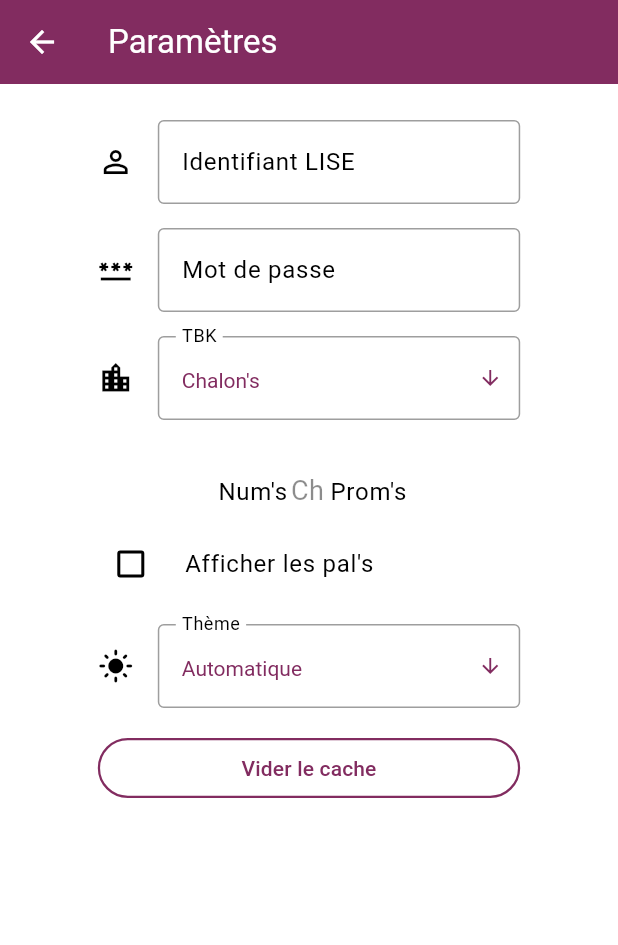
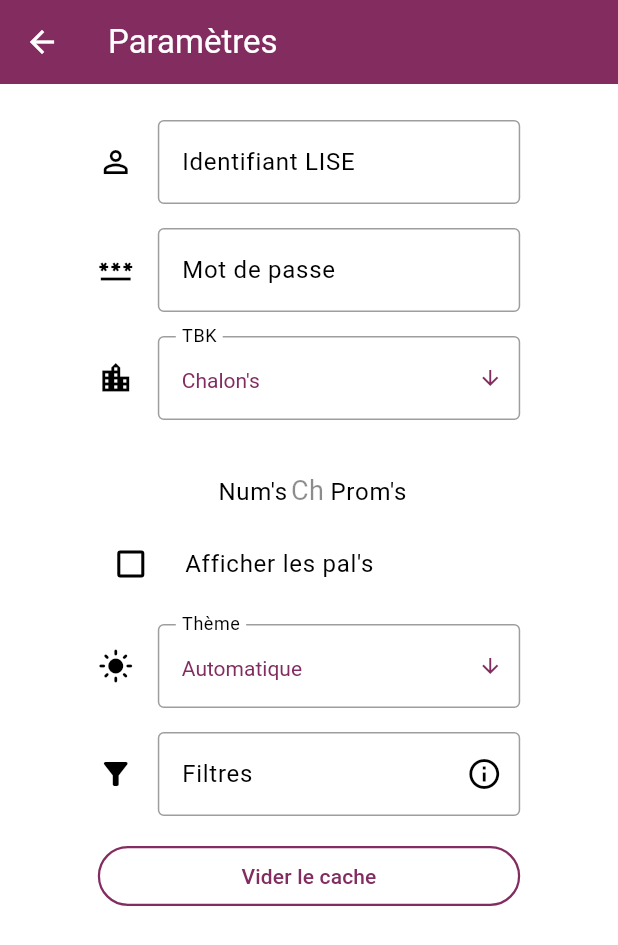
Before and after one commit to d0rianb/AM-calendar, a Flutter app: the Settings screen opened by its route, on a phone screen of 412 x 824 dp. Shown: the top 945 px of the screen. Run offline on Flutter 3.47's test engine with Material 2 defaults, Android fonts, the phone set to English and light mode, and no system bars; our stand-ins replace event_bus, package_info, shared_preferences, syncfusion_flutter_datepicker, timezone; missing offline and left inert: flutter_inappwebview, mailto, syncfusion_flutter_core; accounts and stored records are empty.

Commit message:
Add filters

```diff
--- a/lib/routes/settings.dart
+++ b/lib/routes/settings.dart
@@ -25,6 +25,7 @@ class SettingsState extends State<Settings> {
   final TextEditingController passwordFieldController = TextEditingController();
   final TextEditingController numsFieldController = TextEditingController();
   final TextEditingController promsFieldController = TextEditingController();
+  final TextEditingController filtersFieldController = TextEditingController();
   late SharedPreferences prefs;
   String userId = '';
   String password = '';
@@ -32,6 +33,7 @@ class SettingsState extends State<Settings> {
   String proms = '';
   String tbk = "Chalon's";
   String brightness = 'system';
+  String filters = '';
 
   static const List<String> TBKList = ["Chalon's", "Siber's", "Boquette", "Birse", "Paris", "KIN", "Bordel's", "Clun's"];
 
@@ -46,6 +48,7 @@ class SettingsState extends State<Settings> {
     userIdFieldController.text = prefs.getString('id') ?? '2021-';
     numsFieldController.text = prefs.getString('nums') ?? '';
     promsFieldController.text = prefs.getString('proms') ?? '';
+    filtersFieldController.text = prefs.getString('filters') ?? '';
     eventBus.on<DeleteAllCacheEvent>().listen((event) {
       setState(() => clearAllCache(prefs));
     });
@@ -122,7 +125,7 @@ class SettingsState extends State<Settings> {
                       controller: userIdFieldController,
                       textInputAction: TextInputAction.next,
                       onChanged: (id) => setState(() {
-                        prefs.setString('id', userId);
+                        prefs.setString('id', id);
                         userId = id;
                       }),
                     ),
@@ -275,6 +278,33 @@ class SettingsState extends State<Settings> {
                   ),
                   Padding(
                     padding: const EdgeInsets.all(8.0),
+                    child: TextFormField(
+                      decoration: const InputDecoration(
+                        icon: Icon(Icons.filter_alt),
+                        hintText: 'Filtres',
+                        labelText: 'Filtres',
+                        suffixIcon: Tooltip(
+                          message: "Les cours contenant le texte d\'un des filtres ne seront pas affichés. Les filtres sont séparés par des virgules, et ne sont pas sensibles à la casse.",
+                          triggerMode: TooltipTriggerMode.tap,
+                          preferBelow: false,
+                          waitDuration: Duration(microseconds: 0),
+                          showDuration: Duration(seconds: 2),
+                          child: Icon(Icons.info_outline),
+                        ),
+                        border: OutlineInputBorder(),
+                      ),
+                      cursorColor: primaryColor,
+                      controller: filtersFieldController,
+                      textInputAction: TextInputAction.next,
+                      onChanged: (value) => setState(() {
+                        prefs.setString('filters', value);
+                        filters = value;
+                        eventBus.fire(ReloadViewEvent());
+                      }),
+                    ),
+                  ),
+                  Padding(
+                    padding: const EdgeInsets.all(8.0),
                     child: OutlinedButton(
                       child: const Text('Vider le cache'),
                       style: OutlinedButton.styleFrom(
```
Also changed, not shown: lib/calendar.dart (+21 -7 lines), lib/popup-menu-bar.dart (+6 -6 lines).
